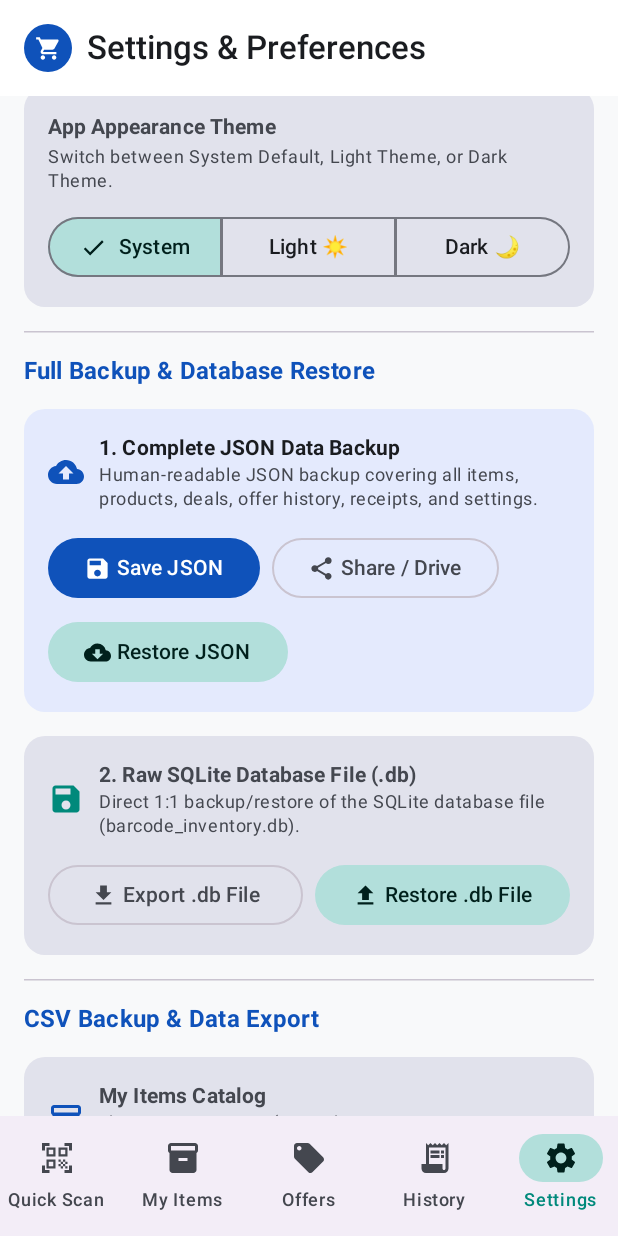
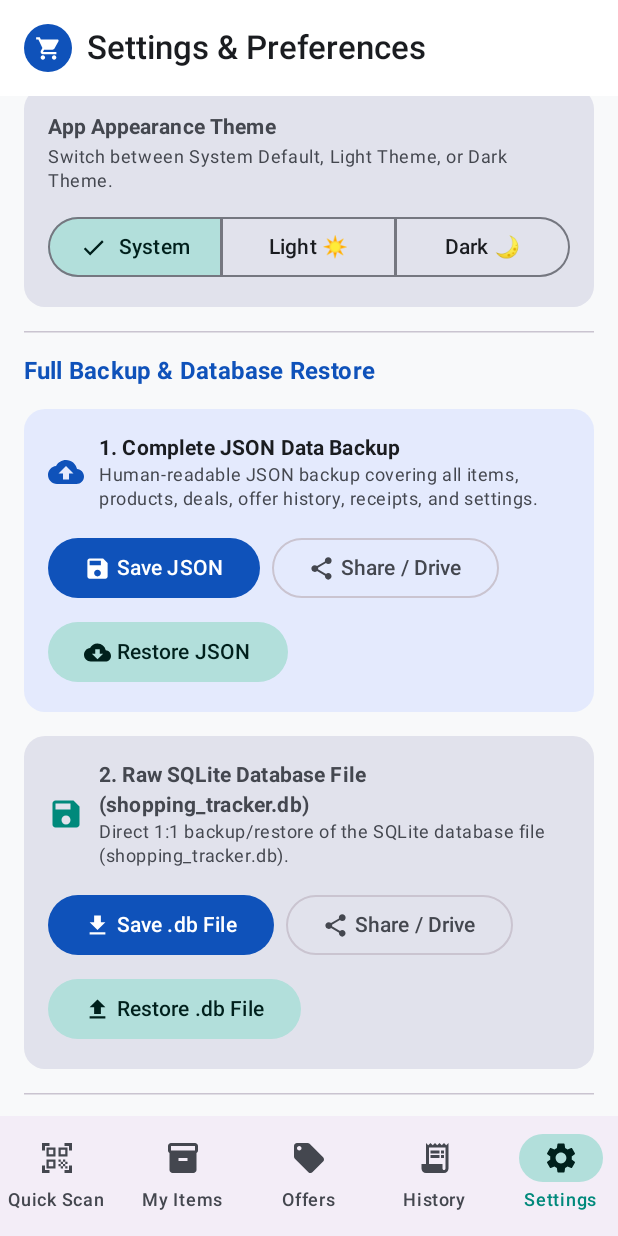
Before and after one commit to gabrieldeak/shopping-tracker, an Android app built with Jetpack Compose: the SettingsScreen screen opened through its navigation route, scrolled down 476 dp, on a phone screen of 412 x 824 dp. Run offline under Robolectric (Android 15) with nearby library versions, the phone set to English and light mode, and no system bars.

Commit message:
feat: Rename database export file to shopping_tracker.db and add sharing capability

```diff
--- a/app/src/main/java/com/inventory/barcodetracker/ui/screens/settings/SettingsScreen.kt
+++ b/app/src/main/java/com/inventory/barcodetracker/ui/screens/settings/SettingsScreen.kt
@@ -354,29 +354,35 @@ fun SettingsScreen(
                         Icon(Icons.Default.Save, contentDescription = null, tint = MaterialTheme.colorScheme.secondary)
                         Spacer(modifier = Modifier.width(10.dp))
                         Column {
-                            Text("2. Raw SQLite Database File (.db)", style = MaterialTheme.typography.titleSmall, fontWeight = FontWeight.Bold)
-                            Text("Direct 1:1 backup/restore of the SQLite database file (barcode_inventory.db).", style = MaterialTheme.typography.bodySmall, color = MaterialTheme.colorScheme.onSurfaceVariant)
+                            Text("2. Raw SQLite Database File (shopping_tracker.db)", style = MaterialTheme.typography.titleSmall, fontWeight = FontWeight.Bold)
+                            Text("Direct 1:1 backup/restore of the SQLite database file (shopping_tracker.db).", style = MaterialTheme.typography.bodySmall, color = MaterialTheme.colorScheme.onSurfaceVariant)
                         }
                     }
 
                     Spacer(modifier = Modifier.height(14.dp))
 
-                    Row(
-                        modifier = Modifier.fillMaxWidth(),
-                        horizontalArrangement = Arrangement.spacedBy(8.dp)
+                    FlowRow(
+                        horizontalArrangement = Arrangement.spacedBy(8.dp),
+                        verticalArrangement = Arrangement.spacedBy(8.dp)
                     ) {
-                        OutlinedButton(
-                            onClick = { exportDatabaseLauncher.launch("barcode_inventory.db") },
-                            modifier = Modifier.weight(1f)
+                        Button(
+                            onClick = { exportDatabaseLauncher.launch("shopping_tracker.db") }
                         ) {
                             Icon(Icons.Default.FileDownload, contentDescription = null, modifier = Modifier.size(18.dp))
                             Spacer(modifier = Modifier.width(4.dp))
-                            Text("Export .db File")
+                            Text("Save .db File")
+                        }
+
+                        OutlinedButton(
+                            onClick = { viewModel.shareRawDatabase(context) }
+                        ) {
+                            Icon(Icons.Default.Share, contentDescription = null, modifier = Modifier.size(18.dp))
+                            Spacer(modifier = Modifier.width(4.dp))
+                            Text("Share / Drive")
                         }
 
                         FilledTonalButton(
-                            onClick = { restoreDatabaseLauncher.launch(arrayOf("*/*")) },
-                            modifier = Modifier.weight(1f)
+                            onClick = { restoreDatabaseLauncher.launch(arrayOf("*/*")) }
                         ) {
                             Icon(Icons.Default.FileUpload, contentDescription = null, modifier = Modifier.size(18.dp))
                             Spacer(modifier = Modifier.width(4.dp))
```
Also changed, not shown: app/src/main/java/com/inventory/barcodetracker/ui/screens/settings/SettingsViewModel.kt (+34 -0 lines).
